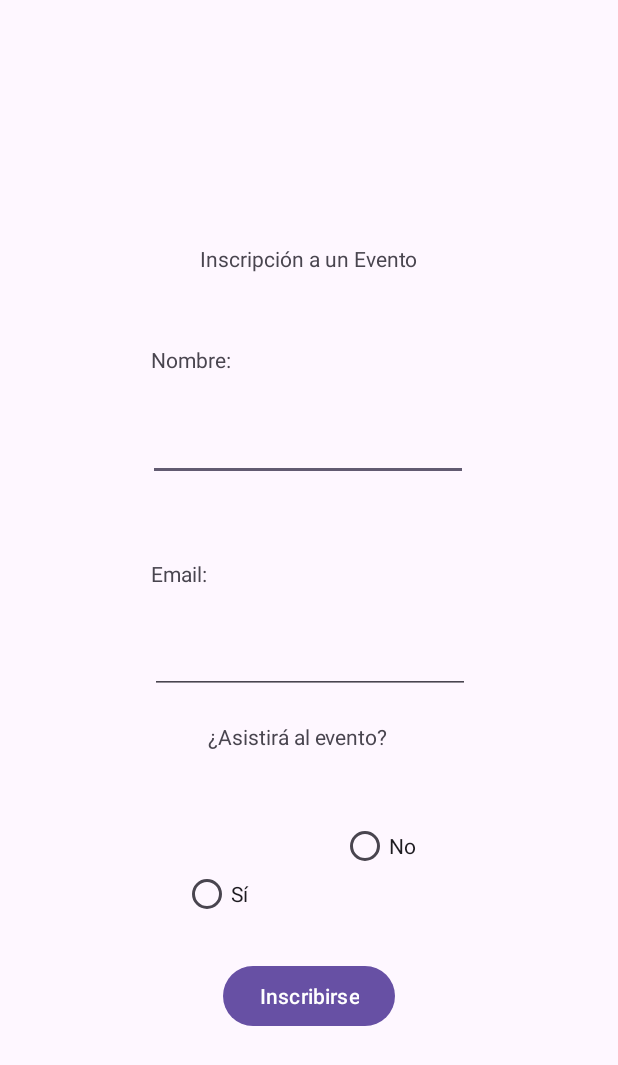
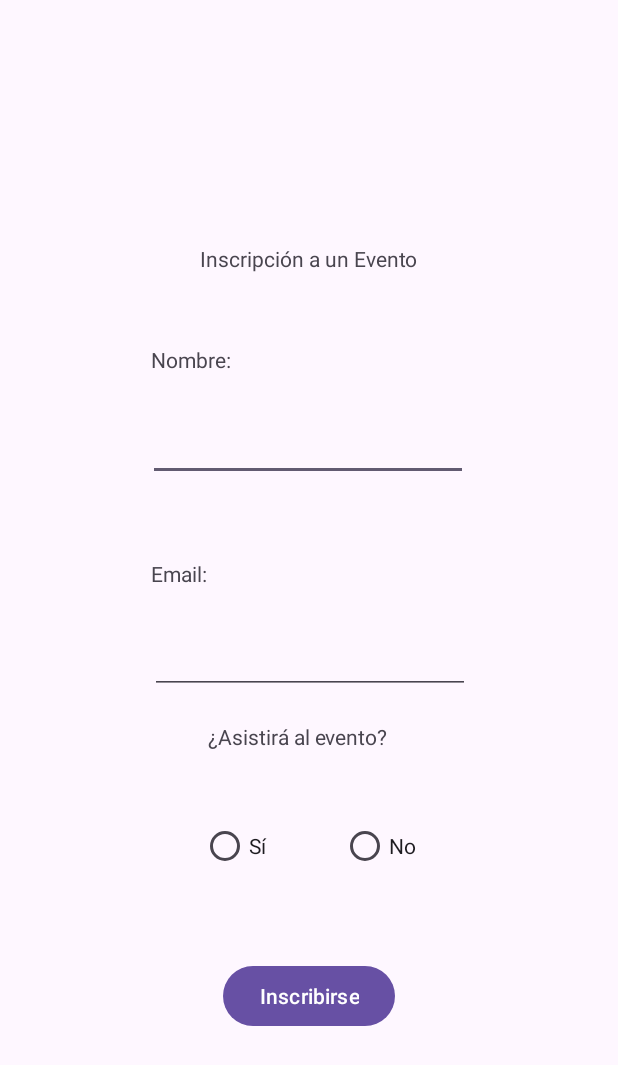
Before and after one commit to LuisGM875/Programacion_para_Movil_Java, an Android app: the screen it shows after launch (MainActivity), on a phone screen of 412 x 824 dp. Shown: the top 1065 px of the screen. Run offline under Robolectric (Android 15) with nearby library versions, the phone set to English and light mode, and no system bars.

Commit message:
feat: add functionality to inscription form for event

```diff
--- a/app/src/main/java/com/example/java/MainActivity.java
+++ b/app/src/main/java/com/example/java/MainActivity.java
@@ -1,6 +1,13 @@
 package com.example.java;
 
 import android.os.Bundle;
+import android.text.TextUtils;
+import android.util.Patterns;
+import android.view.View;
+import android.widget.Button;
+import android.widget.EditText;
+import android.widget.RadioButton;
+import android.widget.Toast;
 
 import androidx.activity.EdgeToEdge;
 import androidx.appcompat.app.AppCompatActivity;
@@ -20,5 +27,56 @@ public class MainActivity extends AppCompatActivity {
             v.setPadding(systemBars.left, systemBars.top, systemBars.right, systemBars.bottom);
             return insets;
         });
+
+        EditText nameEditText = findViewById(R.id.editTextText2);
+        EditText emailEditText = findViewById(R.id.editTextText3);
+        RadioButton radioSi = findViewById(R.id.radio_si);
+        RadioButton radioNo = findViewById(R.id.radio_no);
+        Button registerButton = findViewById(R.id.button);
+
+        registerButton.setOnClickListener(new View.OnClickListener() {
+            @Override
+            public void onClick(View v) {
+                // Get the text from the EditText fields
+                String name = nameEditText.getText().toString();
+                String email = emailEditText.getText().toString();
+
+                // Validate the email
+                if (!isValidEmail(email)) {
+                    Toast.makeText(MainActivity.this, "Please enter a valid email address", Toast.LENGTH_SHORT).show();
+                    return; // Stop further execution if the email is invalid
+                }
+
+                // Check which radio button is selected
+                String attendance = "";
+                if (radioSi.isChecked()) {
+                    attendance = "Sí";
+                } else if (radioNo.isChecked()) {
+                    attendance = "No";
+                } else {
+                    attendance = "No seleccionado";
+                }
+
+                Toast.makeText(MainActivity.this, "Name: " + name + ", Email: " + email + ", Attendance: " + attendance, Toast.LENGTH_LONG).show();
+            }
+        });
+        radioSi.setOnClickListener(new View.OnClickListener() {
+            @Override
+            public void onClick(View v) {
+                radioNo.setChecked(false);
+            }
+        });
+
+        radioNo.setOnClickListener(new View.OnClickListener() {
+            @Override
+            public void onClick(View v) {
+                radioSi.setChecked(false);
+            }
+        });
+    }
+
+    // Email validation method
+    private boolean isValidEmail(CharSequence target) {
+        return (!TextUtils.isEmpty(target) && Patterns.EMAIL_ADDRESS.matcher(target).matches());
     }
 }
--- a/app/src/main/res/layout/activity_main.xml
+++ b/app/src/main/res/layout/activity_main.xml
@@ -79,29 +79,17 @@
         app:layout_constraintTop_toTopOf="parent"
         app:layout_constraintVertical_bias="0.536" />
 
-    <RadioGroup
-        android:id="@+id/radioGroup"
-        android:layout_width="wrap_content"
-        android:layout_height="wrap_content"
-        app:layout_constraintBottom_toBottomOf="parent"
-        app:layout_constraintEnd_toEndOf="parent"
-        app:layout_constraintStart_toStartOf="parent"
-        app:layout_constraintTop_toBottomOf="@+id/editTextText3"
-        app:layout_constraintVertical_bias="0.1"
-        android:orientation="horizontal">
-
-    </RadioGroup>
-
     <RadioButton
         android:id="@+id/radio_si"
         android:layout_width="wrap_content"
         android:layout_height="wrap_content"
-        android:layout_marginBottom="204dp"
         android:text="Sí"
         app:layout_constraintBottom_toBottomOf="parent"
-        app:layout_constraintEnd_toEndOf="parent"
-        app:layout_constraintHorizontal_bias="0.336"
-        app:layout_constraintStart_toStartOf="parent" />
+        app:layout_constraintEnd_toStartOf="@+id/radio_no"
+        app:layout_constraintHorizontal_bias="0.748"
+        app:layout_constraintStart_toStartOf="parent"
+        app:layout_constraintTop_toBottomOf="@+id/textView9"
+        app:layout_constraintVertical_bias="0.142" />
 
     <RadioButton
         android:id="@+id/radio_no"
```
